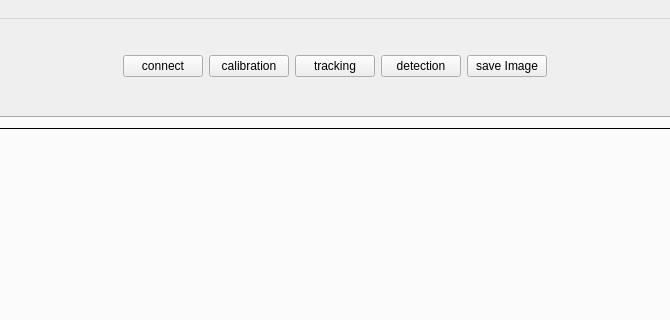
The window that src/mainwindow.ui (MRwangmaomao/QT_ROS_Visp_kinectV2_platform-cv_test) describes before a commit, drawn with Qt 5; both pictures show x 201 to 871 and y 0 to 320 of the 1244 by 745 pixel window.
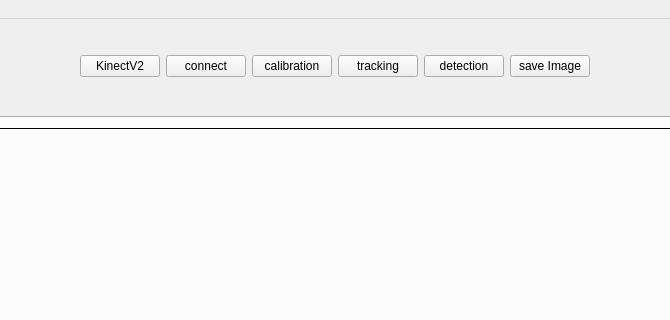
The same window after the commit.

Diff of the .ui file:
```diff
--- a/src/mainwindow.ui
+++ b/src/mainwindow.ui
@@ -46,6 +46,13 @@
                </property>
               </spacer>
              </item>
+             <item>
+              <widget class="QPushButton" name="pushButtonKinectV2">
+               <property name="text">
+                <string>KinectV2</string>
+               </property>
+              </widget>
+             </item>
              <item>
               <widget class="QPushButton" name="pushButtonConnect">
                <property name="text">
```
